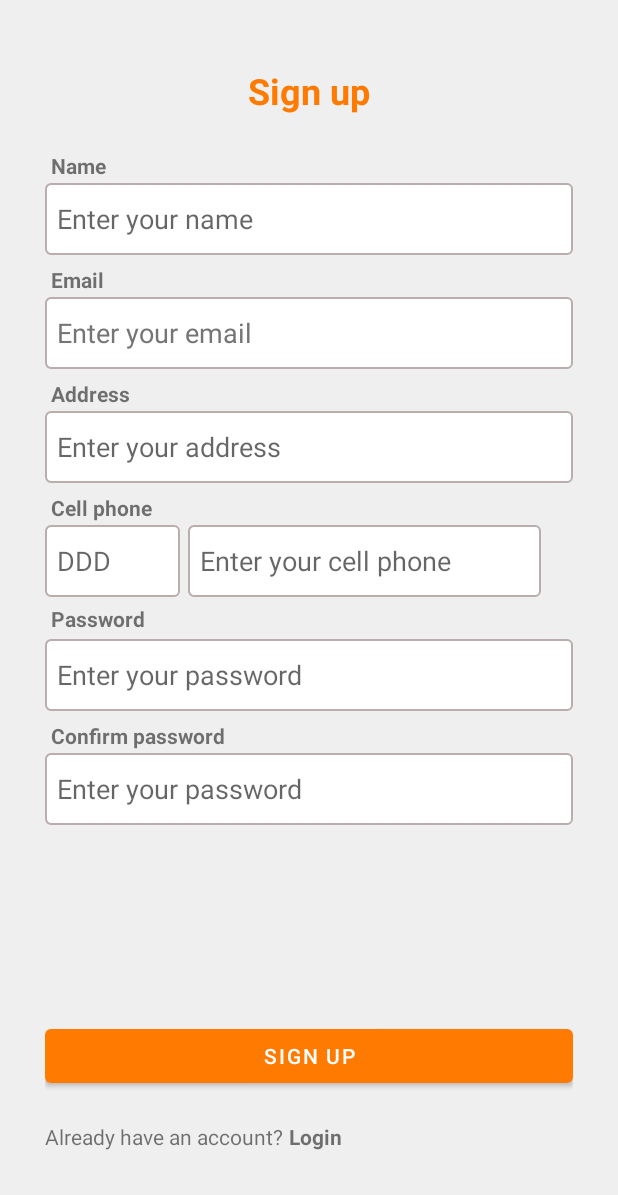
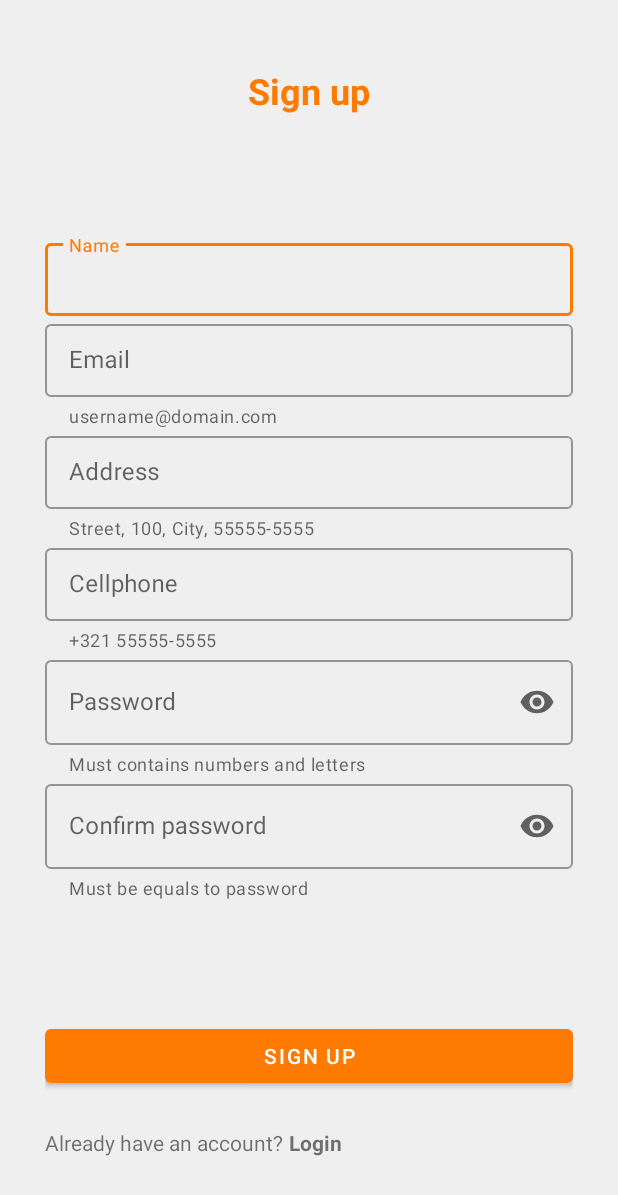
Before and after one commit to miguel57403/safe-eat-client, an Android app: the screen it shows after launch (RegisterActivity before the commit, RegisterMaterialActivity after it), after a tap on an icon or button, on a phone screen of 412 x 824 dp. Shown: the top 1195 px of the screen. Run offline under Robolectric (Android 15) with nearby library versions, the phone set to English and light mode, and no system bars.

Commit message:
Create register material activity

```diff
--- a/app/src/main/java/mb/safeEat/LoginMaterialActivity.kt
+++ b/app/src/main/java/mb/safeEat/LoginMaterialActivity.kt
@@ -17,7 +17,7 @@ class LoginMaterialActivity : AppCompatActivity() {
     }
 
     private fun navigateToRegister() {
-        val intent = Intent(this, RegisterActivity::class.java)
+        val intent = Intent(this, RegisterMaterialActivity::class.java)
         startActivity(intent)
     }
 }
--- /dev/null
+++ b/app/src/main/java/mb/safeEat/RegisterMaterialActivity.kt
@@ -0,0 +1,31 @@
+package mb.safeEat
+
+import android.content.Intent
+import androidx.appcompat.app.AppCompatActivity
+import android.os.Bundle
+import android.widget.Button
+import androidx.constraintlayout.widget.ConstraintLayout
+
+class RegisterMaterialActivity : AppCompatActivity() {
+    override fun onCreate(savedInstanceState: Bundle?) {
+        super.onCreate(savedInstanceState)
+        setContentView(R.layout.activity_register_material)
+        supportActionBar?.hide()
+
+        val withAccountContainer = findViewById<ConstraintLayout>(R.id.register_material_with_account_container)
+        val submit = findViewById<Button>(R.id.register_material_submit)
+
+        withAccountContainer.setOnClickListener { navigateToLogin() }
+        submit.setOnClickListener { navigateToAllergies() }
+    }
+
+    private fun navigateToLogin() {
+        val intent = Intent(this, LoginMaterialActivity::class.java)
+        startActivity(intent)
+    }
+
+    private fun navigateToAllergies() {
+        val intent = Intent(this, AllergyActivity::class.java)
+        startActivity(intent)
+    }
+}
--- a/app/src/main/res/layout/activity_login.xml
+++ b/app/src/main/res/layout/activity_login.xml
@@ -11,7 +11,7 @@
         android:id="@+id/login_logo"
         android:layout_width="wrap_content"
         android:layout_height="wrap_content"
-        android:contentDescription="@string/image_logo_description"
+        android:contentDescription="@string/logo_description"
         app:layout_constraintBottom_toTopOf="@+id/login_email_input"
         app:layout_constraintEnd_toEndOf="parent"
         app:layout_constraintStart_toStartOf="parent"
@@ -24,7 +24,7 @@
         android:layout_height="wrap_content"
         android:layout_marginStart="4dp"
         android:layout_marginBottom="2dp"
-        android:text="@string/text_email_label_text"
+        android:text="@string/email_label"
         android:textStyle="bold"
         app:layout_constraintBottom_toTopOf="@+id/login_email_input"
         app:layout_constraintStart_toStartOf="@+id/login_email_input" />
@@ -52,7 +52,7 @@
         android:layout_height="wrap_content"
         android:layout_marginStart="4dp"
         android:layout_marginBottom="2dp"
-        android:text="@string/text_password_label_text"
+        android:text="@string/password_label"
         android:textStyle="bold"
         app:layout_constraintBottom_toTopOf="@+id/login_password_input"
         app:layout_constraintStart_toStartOf="@+id/login_password_input" />
@@ -80,7 +80,7 @@
         android:layout_width="match_parent"
         android:layout_height="wrap_content"
         android:layout_marginBottom="96dp"
-        android:text="@string/button_sing_in_text"
+        android:text="@string/login"
         app:layout_constraintBottom_toBottomOf="parent"
         app:layout_constraintEnd_toEndOf="parent"
         app:layout_constraintStart_toStartOf="parent" />
@@ -91,7 +91,7 @@
         android:layout_height="wrap_content"
         android:layout_marginTop="16dp"
         android:paddingVertical="4dp"
-        android:text="@string/text_without_account_text"
+        android:text="@string/without_account"
         app:layout_constraintEnd_toEndOf="parent"
         app:layout_constraintHorizontal_bias="0.0"
         app:layout_constraintStart_toStartOf="@+id/login_submit"
@@ -104,7 +104,7 @@
         android:layout_marginStart="4dp"
         android:layout_marginTop="16dp"
         android:paddingVertical="4dp"
-        android:text="@string/text_sign_up_text"
+        android:text="@string/sign_up"
         android:textStyle="bold"
         app:layout_constraintEnd_toEndOf="parent"
         app:layout_constraintHorizontal_bias="0.0"
--- a/app/src/main/res/layout/activity_login_material.xml
+++ b/app/src/main/res/layout/activity_login_material.xml
@@ -11,7 +11,7 @@
         android:id="@+id/login_material_logo"
         android:layout_width="wrap_content"
         android:layout_height="wrap_content"
-        android:contentDescription="@string/image_logo_description"
+        android:contentDescription="@string/logo_description"
         app:layout_constraintBottom_toTopOf="@+id/login_material_form"
         app:layout_constraintEnd_toEndOf="parent"
         app:layout_constraintStart_toStartOf="parent"
@@ -27,12 +27,13 @@
         app:layout_constraintStart_toStartOf="parent"
         app:layout_constraintTop_toTopOf="parent">
 
+        <!-- Email -->
         <com.google.android.material.textfield.TextInputLayout
             android:id="@+id/login_material_email_input"
             style="@style/Widget.MaterialComponents.TextInputLayout.OutlinedBox"
             android:layout_width="0dp"
             android:layout_height="wrap_content"
-            android:hint="@string/text_email_label_text"
+            android:hint="@string/email_label"
             app:layout_constraintEnd_toEndOf="parent"
             app:layout_constraintStart_toStartOf="parent"
             app:layout_constraintTop_toTopOf="parent">
@@ -48,13 +49,14 @@
 
         </com.google.android.material.textfield.TextInputLayout>
 
+        <!-- Password -->
         <com.google.android.material.textfield.TextInputLayout
             android:id="@+id/login_material_password_input"
             style="@style/Widget.MaterialComponents.TextInputLayout.OutlinedBox"
             android:layout_width="0dp"
             android:layout_height="wrap_content"
             android:layout_marginTop="8dp"
-            android:hint="@string/text_password_label_text"
+            android:hint="@string/password_label"
             app:endIconMode="password_toggle"
             app:layout_constraintEnd_toEndOf="parent"
             app:layout_constraintStart_toStartOf="parent"
@@ -68,7 +70,6 @@
                 android:inputType="textPassword"
                 android:maxLines="1"
                 android:paddingHorizontal="16dp"
-                app:layout_constraintTop_toBottomOf="@+id/login_material_email_input"
                 tools:layout_editor_absoluteX="27dp" />
         </com.google.android.material.textfield.TextInputLayout>
 
@@ -79,7 +80,7 @@
         android:layout_width="match_parent"
         android:layout_height="wrap_content"
         android:layout_marginBottom="96dp"
-        android:text="@string/button_sing_in_text"
+        android:text="@string/login"
         app:layout_constraintBottom_toBottomOf="parent"
         app:layout_constraintEnd_toEndOf="parent"
         app:layout_constraintStart_toStartOf="parent" />
@@ -92,14 +93,14 @@
         android:paddingVertical="8dp"
         app:layout_constraintEnd_toEndOf="parent"
         app:layout_constraintHorizontal_bias="0.0"
-        app:layout_constraintStart_toStartOf="@+id/login_material_submit"
+        app:layout_constraintStart_toStartOf="parent"
         app:layout_constraintTop_toBottomOf="@+id/login_material_submit">
 
         <TextView
             android:id="@+id/login_material_without_account"
             android:layout_width="wrap_content"
             android:layout_height="wrap_content"
-            android:text="@string/text_without_account_text"
+            android:text="@string/without_account"
             app:layout_constraintEnd_toEndOf="parent"
             app:layout_constraintHorizontal_bias="0.0"
             app:layout_constraintStart_toStartOf="parent"
@@ -110,7 +111,7 @@
             android:layout_width="wrap_content"
             android:layout_height="wrap_content"
             android:layout_marginStart="4dp"
-            android:text="@string/text_sign_up_text"
+            android:text="@string/sign_up"
             android:textStyle="bold"
             app:layout_constraintEnd_toEndOf="parent"
             app:layout_constraintHorizontal_bias="0.0"
--- a/app/src/main/res/layout/activity_register.xml
+++ b/app/src/main/res/layout/activity_register.xml
@@ -54,7 +54,7 @@
         android:layout_height="wrap_content"
         android:layout_marginStart="4dp"
         android:layout_marginBottom="2dp"
-        android:text="@string/text_email_label_text"
+        android:text="@string/email_label"
         android:textStyle="bold"
         app:layout_constraintBottom_toTopOf="@+id/register_email_input"
         app:layout_constraintStart_toStartOf="@+id/register_email_input" />
@@ -111,7 +111,7 @@
         android:layout_height="wrap_content"
         android:layout_marginStart="4dp"
         android:layout_marginBottom="2dp"
-        android:text="@string/cell_phone_label"
+        android:text="@string/cellphone_label"
         android:textStyle="bold"
         app:layout_constraintBottom_toTopOf="@+id/register_ddd_input"
         app:layout_constraintStart_toStartOf="@+id/register_ddd_input" />
@@ -156,7 +156,7 @@
         android:layout_height="wrap_content"
         android:layout_marginStart="4dp"
         android:layout_marginBottom="4dp"
-        android:text="@string/text_password_label_text"
+        android:text="@string/password_label"
         android:textStyle="bold"
         app:layout_constraintBottom_toTopOf="@+id/register_password_input"
         app:layout_constraintStart_toStartOf="@+id/register_password_input" />
@@ -222,7 +222,7 @@
         android:layout_height="wrap_content"
         android:layout_marginTop="16dp"
         android:paddingVertical="4dp"
-        android:text="@string/register_with_account"
+        android:text="@string/with_account"
         app:layout_constraintEnd_toEndOf="parent"
         app:layout_constraintHorizontal_bias="0.0"
         app:layout_constraintStart_toStartOf="@+id/register_submit"
@@ -235,7 +235,7 @@
         android:layout_marginStart="4dp"
         android:layout_marginTop="16dp"
         android:paddingVertical="4dp"
-        android:text="@string/login_link"
+        android:text="@string/login"
         android:textStyle="bold"
         app:layout_constraintEnd_toEndOf="parent"
         app:layout_constraintHorizontal_bias="0.0"
--- /dev/null
+++ b/app/src/main/res/layout/activity_register_material.xml
@@ -0,0 +1,205 @@
+<?xml version="1.0" encoding="utf-8"?>
+<androidx.constraintlayout.widget.ConstraintLayout xmlns:android="http://schemas.android.com/apk/res/android"
+    xmlns:app="http://schemas.android.com/apk/res-auto"
+    xmlns:tools="http://schemas.android.com/tools"
+    android:layout_width="match_parent"
+    android:layout_height="match_parent"
+    android:paddingHorizontal="30dp"
+    tools:context=".RegisterMaterialActivity">
+
+    <TextView
+        android:id="@+id/register_material_title"
+        android:layout_width="wrap_content"
+        android:layout_height="wrap_content"
+        android:layout_marginTop="44dp"
+        android:text="@string/register_title"
+        android:textColor="@color/orange_500"
+        android:textSize="24sp"
+        android:textStyle="bold"
+        app:layout_constraintEnd_toEndOf="parent"
+        app:layout_constraintStart_toStartOf="parent"
+        app:layout_constraintTop_toTopOf="parent" />
+
+    <LinearLayout
+        android:id="@+id/register_material_form"
+        android:layout_width="match_parent"
+        android:layout_height="wrap_content"
+        android:orientation="vertical"
+        app:flow_verticalGap="4dp"
+        app:layout_constraintBottom_toTopOf="@+id/register_material_submit"
+        app:layout_constraintEnd_toEndOf="parent"
+        app:layout_constraintStart_toStartOf="parent"
+        app:layout_constraintTop_toBottomOf="@+id/register_material_title">
+
+        <!-- Name -->
+        <com.google.android.material.textfield.TextInputLayout
+            android:id="@+id/login_material_name_input"
+            style="@style/Widget.MaterialComponents.TextInputLayout.OutlinedBox.Dense"
+            android:layout_width="match_parent"
+            android:layout_height="wrap_content"
+            android:hint="@string/name_label">
+
+            <com.google.android.material.textfield.TextInputEditText
+                android:layout_width="match_parent"
+                android:layout_height="wrap_content"
+                android:autofillHints="name"
+                android:ellipsize="end"
+                android:inputType="textCapWords"
+                android:maxLines="1"
+                android:paddingHorizontal="16dp" />
+
+        </com.google.android.material.textfield.TextInputLayout>
+
+        <!-- Email -->
+        <com.google.android.material.textfield.TextInputLayout
+            android:id="@+id/login_material_email_input"
+            style="@style/Widget.MaterialComponents.TextInputLayout.OutlinedBox.Dense"
+            android:layout_width="match_parent"
+            android:layout_height="wrap_content"
+            android:hint="@string/email_label"
+            app:helperText="username@domain.com"
+            app:helperTextEnabled="true">
+
+            <com.google.android.material.textfield.TextInputEditText
+                android:layout_width="match_parent"
+                android:layout_height="wrap_content"
+                android:autofillHints="emailAddress"
+                android:ellipsize="end"
+                android:inputType="textEmailAddress"
+                android:maxLines="1"
+                android:paddingHorizontal="16dp" />
+
+        </com.google.android.material.textfield.TextInputLayout>
+
+        <!-- Address -->
+        <com.google.android.material.textfield.TextInputLayout
+            android:id="@+id/login_material_address_input"
+            style="@style/Widget.MaterialComponents.TextInputLayout.OutlinedBox.Dense"
+            android:layout_width="match_parent"
+            android:layout_height="wrap_content"
+            android:hint="@string/address_label"
+            app:helperText="Street, 100, City, 55555-5555"
+            app:helperTextEnabled="true">
+
+            <com.google.android.material.textfield.TextInputEditText
+                android:layout_width="match_parent"
+                android:layout_height="wrap_content"
+                android:autofillHints="postalAddress"
+                android:ellipsize="end"
+                android:inputType="textPostalAddress"
+                android:maxLines="1"
+                android:paddingHorizontal="16dp" />
+
+        </com.google.android.material.textfield.TextInputLayout>
+
+        <!-- Cellphone -->
+        <com.google.android.material.textfield.TextInputLayout
+            android:id="@+id/login_material_cellphone_input"
+            style="@style/Widget.MaterialComponents.TextInputLayout.OutlinedBox.Dense"
+            android:layout_width="match_parent"
+            android:layout_height="wrap_content"
+            android:hint="@string/cellphone_label"
+            app:helperText="+321 55555-5555"
+            app:helperTextEnabled="true">
+
+            <com.google.android.material.textfield.TextInputEditText
+                android:layout_width="match_parent"
+                android:layout_height="wrap_content"
+                android:autofillHints="phone"
+                android:ellipsize="end"
+                android:inputType="phone"
+                android:maxLines="1"
+                android:paddingHorizontal="16dp" />
+
+        </com.google.android.material.textfield.TextInputLayout>
+
+        <!-- Password -->
+        <com.google.android.material.textfield.TextInputLayout
+            android:id="@+id/register_material_password_input"
+            style="@style/Widget.MaterialComponents.TextInputLayout.OutlinedBox"
+            android:layout_width="match_parent"
+            android:layout_height="wrap_content"
+            android:hint="@string/password_label"
+            app:endIconMode="password_toggle"
+            app:helperText="Must contains numbers and letters"
+            app:helperTextEnabled="true">
+
+            <com.google.android.material.textfield.TextInputEditText
+                android:layout_width="match_parent"
+                android:layout_height="wrap_content"
+                android:autofillHints="password"
+                android:ellipsize="end"
+                android:inputType="textPassword"
+                android:maxLines="1"
+                android:paddingHorizontal="16dp"
+                tools:layout_editor_absoluteX="27dp" />
+        </com.google.android.material.textfield.TextInputLayout>
+
+        <!-- Confirm Password -->
+        <com.google.android.material.textfield.TextInputLayout
+            android:id="@+id/register_material_confirm_password_input"
+            style="@style/Widget.MaterialComponents.TextInputLayout.OutlinedBox"
+            android:layout_width="match_parent"
+            android:layout_height="wrap_content"
+            android:hint="@string/confirm_password_label"
+            app:endIconMode="password_toggle"
+            app:helperText="Must be equals to password"
+            app:helperTextEnabled="true">
+
+            <com.google.android.material.textfield.TextInputEditText
+                android:layout_width="match_parent"
+                android:layout_height="wrap_content"
+                android:autofillHints="password"
+                android:ellipsize="end"
+                android:inputType="textPassword"
+                android:maxLines="1"
+                android:paddingHorizontal="16dp"
+                tools:layout_editor_absoluteX="27dp" />
+        </com.google.android.material.textfield.TextInputLayout>
+    </LinearLayout>
+
+    <Button
+        android:id="@+id/register_material_submit"
+        android:layout_width="match_parent"
+        android:layout_height="wrap_content"
+        android:layout_marginBottom="96dp"
+        android:text="@string/register_submit"
+        app:layout_constraintBottom_toBottomOf="parent"
+        app:layout_constraintEnd_toEndOf="parent"
+        app:layout_constraintStart_toStartOf="parent" />
+
+    <androidx.constraintlayout.widget.ConstraintLayout
+        android:id="@+id/register_material_with_account_container"
+        android:layout_width="match_parent"
+        android:layout_height="wrap_content"
+        android:layout_marginTop="16dp"
+        android:paddingVertical="8dp"
+        app:layout_constraintEnd_toEndOf="parent"
+        app:layout_constraintHorizontal_bias="0.0"
+        app:layout_constraintStart_toStartOf="parent"
+        app:layout_constraintTop_toBottomOf="@+id/register_material_submit">
+
+        <TextView
+            android:id="@+id/login_material_without_account"
+            android:layout_width="wrap_content"
+            android:layout_height="wrap_content"
+            android:text="@string/with_account"
+            app:layout_constraintEnd_toEndOf="parent"
+            app:layout_constraintHorizontal_bias="0.0"
+            app:layout_constraintStart_toStartOf="parent"
+            app:layout_constraintTop_toTopOf="parent" />
+
+        <TextView
+            android:id="@+id/login_material_sign_up"
+            android:layout_width="wrap_content"
+            android:layout_height="wrap_content"
+            android:layout_marginStart="4dp"
+            android:text="@string/login"
+            android:textStyle="bold"
+            app:layout_constraintEnd_toEndOf="parent"
+            app:layout_constraintHorizontal_bias="0.0"
+            app:layout_constraintStart_toEndOf="@+id/login_material_without_account"
+            app:layout_constraintTop_toTopOf="@+id/login_material_without_account" />
+
+    </androidx.constraintlayout.widget.ConstraintLayout>
+</androidx.constraintlayout.widget.ConstraintLayout>
--- a/app/src/main/res/values/strings.xml
+++ b/app/src/main/res/values/strings.xml
@@ -2,24 +2,23 @@
     <string name="app_name">SafeEat</string>
     <string name="input_email_hint">Enter your email</string>
     <string name="input_password_hint">Enter your password</string>
-    <string name="button_sing_in_text">Login</string>
-    <string name="text_without_account_text">Don\'t have an account?</string>
-    <string name="text_sign_up_text">Sign up</string>
-    <string name="image_logo_description">SafeEat logo</string>
-    <string name="text_email_label_text">Email</string>
-    <string name="text_password_label_text">Password</string>
+    <string name="login">Login</string>
+    <string name="without_account">Don\'t have an account?</string>
+    <string name="sign_up">Sign up</string>
+    <string name="logo_description">SafeEat logo</string>
+    <string name="email_label">Email</string>
+    <string name="password_label">Password</string>
     <string name="register_title">Sign up</string>
     <string name="name_label">Name</string>
     <string name="name_input_hint">Enter your name</string>
     <string name="address_label">Address</string>
     <string name="address_input_hint">Enter your address</string>
-    <string name="cell_phone_label">Cell phone</string>
+    <string name="cellphone_label">Cellphone</string>
     <string name="ddd_input_hint">DDD</string>
     <string name="cell_phone_input_hint">Enter your cell phone</string>
     <string name="confirm_password_label">Confirm password</string>
     <string name="register_submit">Sign Up</string>
-    <string name="register_with_account">Already have an account?</string>
-    <string name="login_link">Login</string>
+    <string name="with_account">Already have an account?</string>
     <string name="button_allergy_description">Allergy button</string>
     <string name="allergy_title">Do you have any kind of food restrictions?</string>
     <string name="allergy_submit">Continue</string>
```
Also changed, not shown: app/build.gradle (+9 -3 lines), app/src/main/AndroidManifest.xml (+5 -2 lines).
